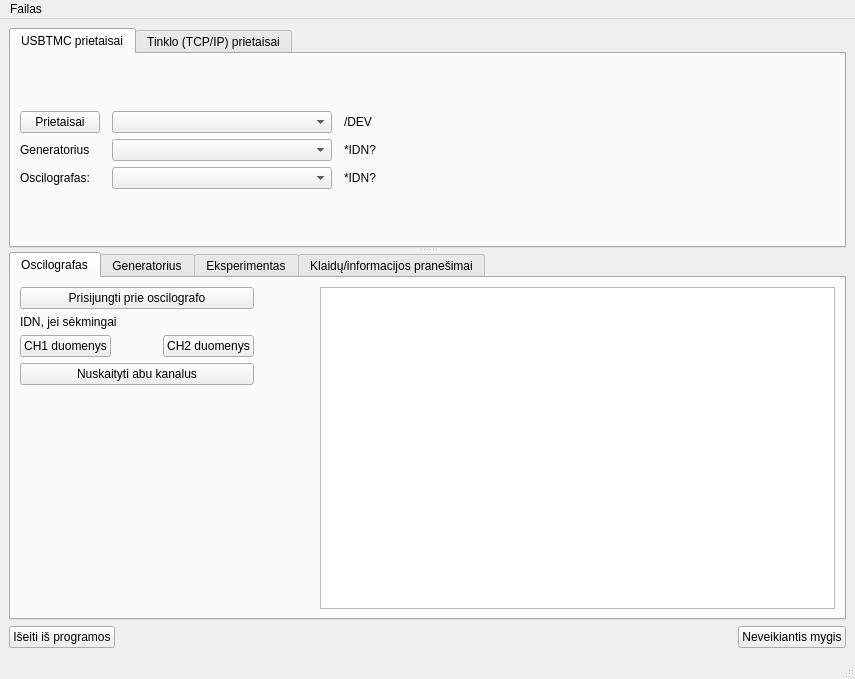
Before: the Qt Designer form UIfiles/GUIThread.ui in userIsTaken/TryUSB, drawn with Qt 5.
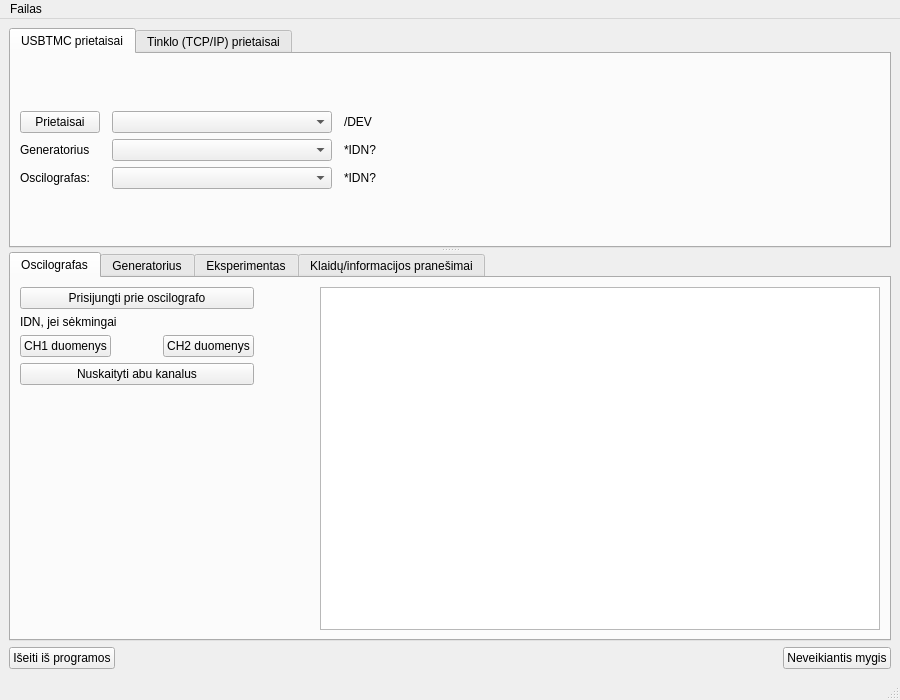
After: the same form once the commit is applied. Custom widgets are drawn as their Qt base class.

Patch:
```diff
--- a/UIfiles/GUIThread.ui
+++ b/UIfiles/GUIThread.ui
@@ -6,8 +6,8 @@
    <rect>
     <x>0</x>
     <y>0</y>
-    <width>855</width>
-    <height>679</height>
+    <width>900</width>
+    <height>700</height>
    </rect>
   </property>
   <property name="windowTitle">
@@ -584,7 +584,7 @@
     <rect>
      <x>0</x>
      <y>0</y>
-     <width>855</width>
+     <width>900</width>
      <height>28</height>
     </rect>
    </property>
```
